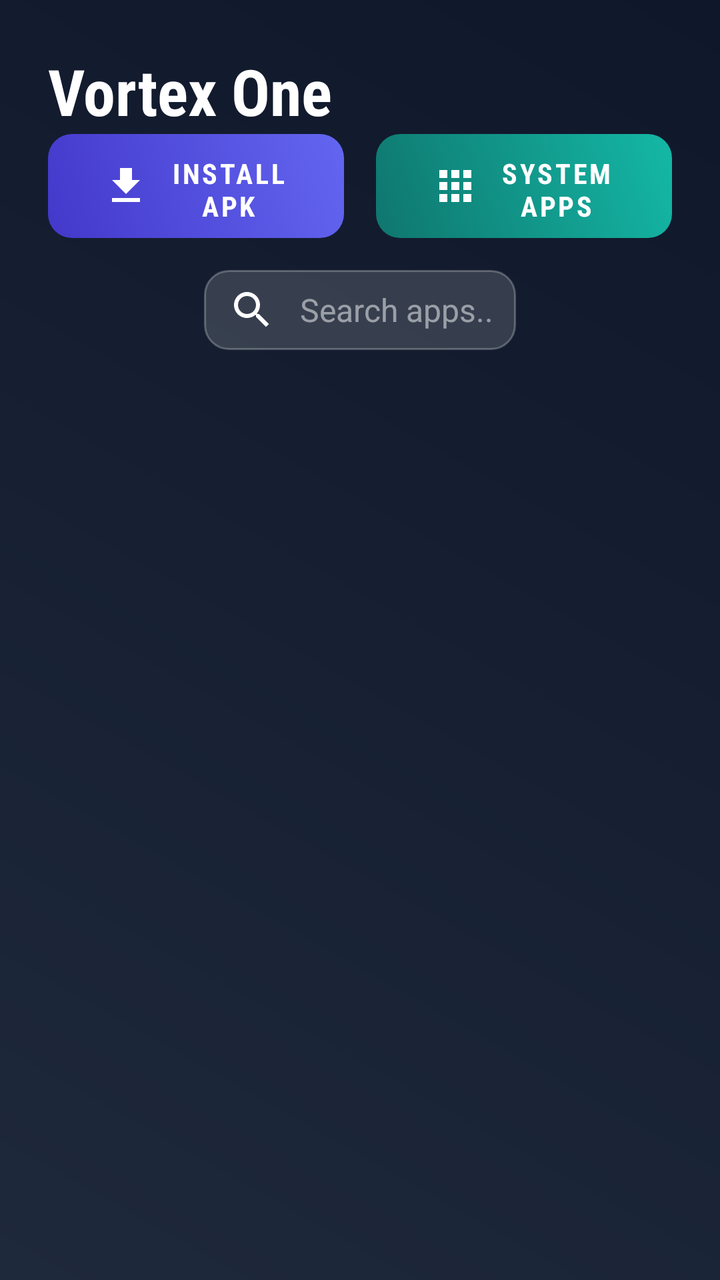
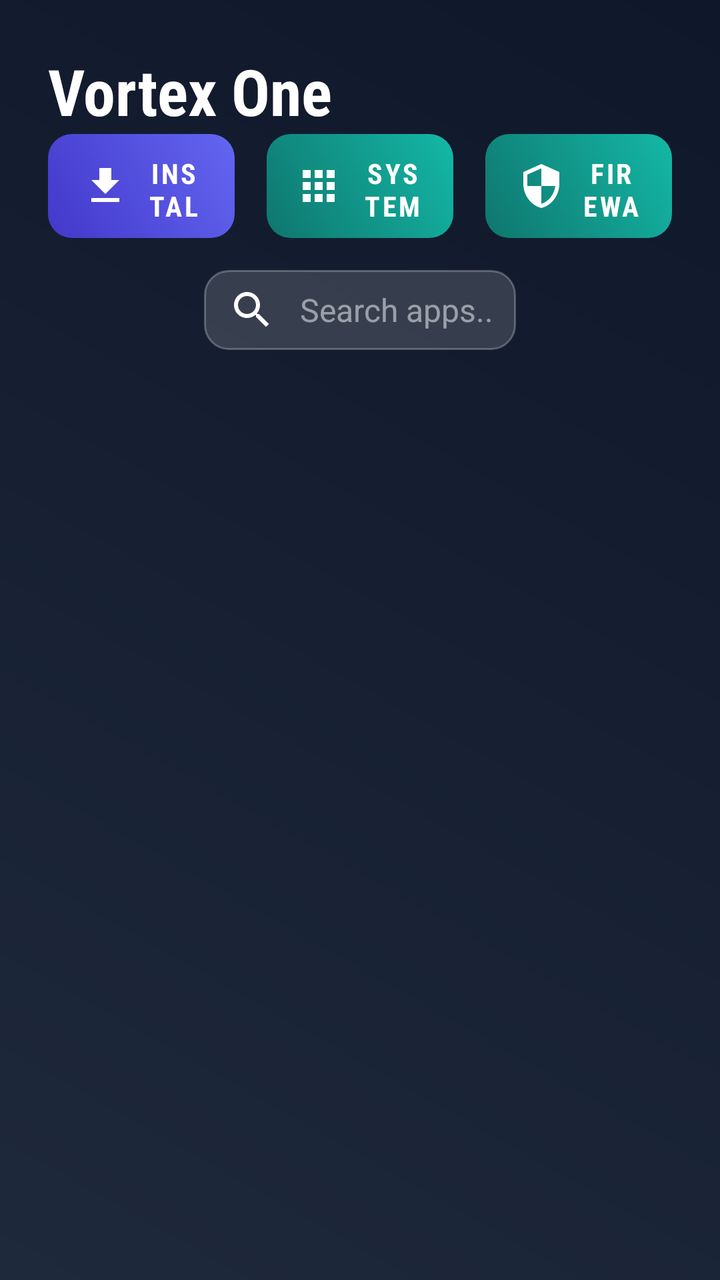

Before-and-after screenshots of an Android layout around one commit, followed by the original layout XML and the change that was made.
<!-- AndroidManifest.xml: activity theme Theme.VortexTV -->
<!-- res/layout/activity_main.xml -->
<?xml version="1.0" encoding="utf-8"?>
<androidx.constraintlayout.widget.ConstraintLayout 
    xmlns:android="http://schemas.android.com/apk/res/android"
    xmlns:app="http://schemas.android.com/apk/res-auto"
    xmlns:tools="http://schemas.android.com/tools"
    android:layout_width="match_parent"
    android:layout_height="match_parent"
    android:background="@drawable/bg_main"
    android:padding="24dp"
    android:clipChildren="false"
    android:clipToPadding="false"
    tools:context=".MainActivity">

    
    <LinearLayout
        android:id="@+id/headerContainer"
        android:layout_width="wrap_content"
        android:layout_height="wrap_content"
        android:orientation="horizontal"
        android:gravity="center_vertical"
        app:layout_constraintStart_toStartOf="parent"
        app:layout_constraintTop_toTopOf="parent">



        <TextView
            android:id="@+id/tvTitle"
            android:layout_width="wrap_content"
            android:layout_height="wrap_content"
            android:text="Vortex One"
            android:textColor="@color/white"
            android:textSize="32sp"
            android:textStyle="bold"
            android:fontFamily="sans-serif-condensed" />
    </LinearLayout>

    
    <LinearLayout
        android:id="@+id/buttonsContainer"
        android:layout_width="match_parent"
        android:layout_height="wrap_content"
        android:orientation="horizontal"
        android:clipChildren="false"
        android:clipToPadding="false"
        app:layout_constraintEnd_toEndOf="parent"
        app:layout_constraintTop_toBottomOf="@id/headerContainer">

        
        <com.google.android.material.button.MaterialButton
            android:id="@+id/btnInstallApk"
            android:layout_width="0dp"
            android:layout_height="52dp"
            android:layout_weight="1"
            android:text="Install APK"
            android:textSize="14sp"
            android:textStyle="bold"
            android:fontFamily="sans-serif-condensed"
            android:focusable="true"
            android:nextFocusDown="@id/etSearch"
            android:nextFocusRight="@id/btnVirtualizeSystemApp"
            android:background="@drawable/btn_gradient_primary"
            app:backgroundTint="@null"
            android:stateListAnimator="@animator/scaler"
            app:cornerRadius="12dp"
            app:icon="@drawable/ic_download"
            app:iconGravity="textStart"
            android:layout_marginEnd="8dp" />

        
        <com.google.android.material.button.MaterialButton
            android:id="@+id/btnVirtualizeSystemApp"
            android:layout_width="0dp"
            android:layout_height="52dp"
            android:layout_weight="1"
            android:text="System Apps"
            android:textSize="14sp"
            android:textStyle="bold"
            android:fontFamily="sans-serif-condensed"
            android:focusable="true"
            android:nextFocusDown="@id/etSearch"
            android:nextFocusLeft="@id/btnInstallApk"
            android:background="@drawable/btn_gradient_secondary"
            app:backgroundTint="@null"
            android:stateListAnimator="@animator/scaler"
            app:cornerRadius="12dp"
            app:icon="@drawable/ic_apps_grid"
            app:iconGravity="textStart"
            android:layout_marginStart="8dp" />
    </LinearLayout>

    
    <EditText
        android:id="@+id/etSearch"
        android:layout_width="0dp"
        android:layout_height="wrap_content"
        android:layout_marginTop="16dp"
        android:background="@drawable/bg_search_input"
        android:drawableStart="@drawable/ic_search"
        android:drawablePadding="12dp"
        android:hint="Search apps..."
        android:textColorHint="#80FFFFFF"
        android:textColor="@color/white"
        android:textSize="16sp"
        android:maxLines="1"
        android:singleLine="true"
        android:imeOptions="actionDone"
        android:nextFocusDown="@id/rvVirtualApps"
        android:nextFocusUp="@id/btnInstallApk"
        app:layout_constraintTop_toBottomOf="@id/buttonsContainer"
        app:layout_constraintStart_toStartOf="parent"
        app:layout_constraintEnd_toEndOf="parent"
        app:layout_constraintWidth_percent="0.5" />

    
    <androidx.recyclerview.widget.RecyclerView
        android:id="@+id/rvVirtualApps"
        android:layout_width="0dp"
        android:layout_height="0dp"
        android:layout_marginTop="16dp"
        android:clipToPadding="false"
        android:nextFocusUp="@id/etSearch"
        app:layout_constraintBottom_toTopOf="@+id/bannerContainer"
        app:layout_constraintEnd_toEndOf="parent"
        app:layout_constraintStart_toStartOf="parent"
        app:layout_constraintTop_toBottomOf="@id/etSearch"
        tools:listitem="@layout/item_virtual_app" />

    
    <RelativeLayout
        android:id="@+id/bannerContainer"
        android:layout_width="match_parent"
        android:layout_height="wrap_content"
        android:layout_marginBottom="8dp"
        android:gravity="center"
        app:layout_constraintBottom_toBottomOf="parent"
        app:layout_constraintEnd_toEndOf="parent"
        app:layout_constraintStart_toStartOf="parent" />

    
    <LinearLayout
        android:id="@+id/layoutEmptyState"
        android:layout_width="wrap_content"
        android:layout_height="wrap_content"
        android:gravity="center"
        android:orientation="vertical"
        android:visibility="gone"
        app:layout_constraintBottom_toTopOf="@+id/bannerContainer"
        app:layout_constraintEnd_toEndOf="parent"
        app:layout_constraintStart_toStartOf="parent"
        app:layout_constraintTop_toTopOf="parent">

        <ImageView
            android:layout_width="120dp"
            android:layout_height="120dp"
            android:alpha="0.3"
            android:src="@drawable/ic_apps_grid"
            android:tint="#94A3B8" />

        <TextView
            android:layout_width="wrap_content"
            android:layout_height="wrap_content"
            android:layout_marginTop="16dp"
            android:text="No hay aplicaciones instaladas"
            android:textColor="#94A3B8"
            android:textSize="18sp" />

        <TextView
            android:layout_width="wrap_content"
            android:layout_height="wrap_content"
            android:layout_marginTop="8dp"
            android:text="Presiona '+' para instalar APKs"
            android:textColor="#64748B"
            android:textSize="14sp" />
    </LinearLayout>

    
    <ProgressBar
        android:id="@+id/progressBar"
        android:layout_width="wrap_content"
        android:layout_height="wrap_content"
        android:visibility="gone"
        app:layout_constraintBottom_toBottomOf="parent"
        app:layout_constraintEnd_toEndOf="parent"
        app:layout_constraintStart_toStartOf="parent"
        app:layout_constraintTop_toTopOf="parent" />

</androidx.constraintlayout.widget.ConstraintLayout>
<!-- res/layout/item_virtual_app.xml (included above) -->
<?xml version="1.0" encoding="utf-8"?>
<com.google.android.material.card.MaterialCardView 
    xmlns:android="http://schemas.android.com/apk/res/android"
    xmlns:app="http://schemas.android.com/apk/res-auto"
    android:layout_width="160dp"
    android:layout_height="200dp"
    android:layout_margin="12dp"
    android:clickable="true"
    android:focusable="true"
    android:focusableInTouchMode="true"
    android:foreground="@drawable/selector_item_virtual_app"
    android:stateListAnimator="@animator/scaler"
    app:cardBackgroundColor="@color/primary_light"
    app:strokeColor="@color/accent_focus"
    app:strokeWidth="0dp"
    app:cardCornerRadius="16dp"
    app:cardElevation="4dp">

    <LinearLayout
        android:layout_width="match_parent"
        android:layout_height="match_parent"
        android:gravity="center"
        android:orientation="vertical"
        android:padding="16dp">

        
        <ImageView
            android:id="@+id/ivAppIcon"
            android:layout_width="96dp"
            android:layout_height="96dp"
            android:scaleType="fitCenter"
            android:src="@mipmap/ic_launcher" />

        
        <TextView
            android:id="@+id/tvAppName"
            android:layout_width="match_parent"
            android:layout_height="wrap_content"
            android:layout_marginTop="12dp"
            android:ellipsize="end"
            android:gravity="center"
            android:maxLines="2"
            android:text="App Name"
            android:textColor="@color/white"
            android:textSize="14sp"
            android:textStyle="bold"
            android:fontFamily="sans-serif-condensed" />

    </LinearLayout>

</com.google.android.material.card.MaterialCardView>
<!-- resources referenced by this layout -->
<resources>
  <color name="accent_focus">#818CF8</color>
  <color name="primary_light">#1E293B</color>
  <color name="white">#FFFFFFFF</color>
  <!-- drawable bg_main (drawable) -->
  <?xml version="1.0" encoding="utf-8"?>
  <shape xmlns:android="http://schemas.android.com/apk/res/android"
      android:shape="rectangle">
      <gradient
          android:angle="45"
          android:endColor="@color/primary_dark"
          android:startColor="@color/primary_light"
          android:type="linear" />
  </shape>
  <!-- drawable bg_search_input (drawable) -->
  <?xml version="1.0" encoding="utf-8"?>
  <shape xmlns:android="http://schemas.android.com/apk/res/android"
      android:shape="rectangle">
      <corners android:radius="12dp" />
      <solid android:color="#26FFFFFF" /> 
      <stroke android:width="1dp" android:color="#40FFFFFF" />
      <padding android:left="12dp" android:right="12dp" android:top="8dp" android:bottom="8dp"/>
  </shape>
  <!-- drawable ic_download (drawable) -->
  <vector xmlns:android="http://schemas.android.com/apk/res/android"
      android:width="24dp"
      android:height="24dp"
      android:viewportWidth="24"
      android:viewportHeight="24"
      android:tint="#FFFFFF">
      <path
          android:fillColor="@android:color/white"
          android:pathData="M19,9h-4V3H9v6H5l7,7 7,-7zM5,18v2h14v-2H5z"/>
  </vector>
  <!-- drawable selector_item_virtual_app (drawable) -->
  <?xml version="1.0" encoding="utf-8"?>
  <selector xmlns:android="http://schemas.android.com/apk/res/android">
      
      
      <item android:state_focused="true">
          <shape android:shape="rectangle">
              <stroke 
                  android:width="6dp" 
                  android:color="#FCD34D"/>
              <corners android:radius="12dp"/>
              
          </shape>
      </item>
      
      
      <item android:state_pressed="true">
          <shape android:shape="rectangle">
              <stroke 
                  android:width="6dp" 
                  android:color="#3B82F6"/>
              <corners android:radius="12dp"/>
          </shape>
      </item>
      
      
      <item>
          <shape android:shape="rectangle">
              <solid android:color="#00000000"/>
              <corners android:radius="12dp"/>
          </shape>
      </item>
      
  </selector>
  <!-- mipmap ic_launcher (mipmap-anydpi-v26) -->
  <?xml version="1.0" encoding="utf-8"?>
  <adaptive-icon xmlns:android="http://schemas.android.com/apk/res/android">
      <background android:drawable="@drawable/ic_launcher_background" />
      <foreground android:drawable="@drawable/ic_launcher_foreground" />
  </adaptive-icon>
  <color name="primary_dark">#0F172A</color>
  <!-- drawable ic_launcher_background (drawable) -->
  <?xml version="1.0" encoding="utf-8"?>
  <vector xmlns:android="http://schemas.android.com/apk/res/android"
      android:width="108dp"
      android:height="108dp"
      android:viewportWidth="108"
      android:viewportHeight="108">
      <path
          android:fillColor="#0F172A"
          android:pathData="M0,0h108v108h-108z" />
  </vector>
  <color name="accent_color">#6366F1</color>
  <color name="teal_200">#03DAC5</color>
  <color name="teal_700">#018786</color>
  <color name="black">#FF000000</color>
  <!-- unchanged entries left out for length: 6 -->
</resources>

<!-- the commit's change to res/layout/activity_main.xml (unified diff, before → after) -->
@@ -79,11 +79,34 @@
             android:focusable="true"
             android:nextFocusDown="@id/etSearch"
             android:nextFocusLeft="@id/btnInstallApk"
+            android:nextFocusRight="@id/btnFirewall"
             android:background="@drawable/btn_gradient_secondary"
             app:backgroundTint="@null"
             android:stateListAnimator="@animator/scaler"
             app:cornerRadius="12dp"
             app:icon="@drawable/ic_apps_grid"
+            app:iconGravity="textStart"
+            android:layout_marginStart="8dp"
+            android:layout_marginEnd="8dp" />
+
+        
+        <com.google.android.material.button.MaterialButton
+            android:id="@+id/btnFirewall"
+            android:layout_width="0dp"
+            android:layout_height="52dp"
+            android:layout_weight="1"
+            android:text="Firewall"
+            android:textSize="14sp"
+            android:textStyle="bold"
+            android:fontFamily="sans-serif-condensed"
+            android:focusable="true"
+            android:nextFocusDown="@id/etSearch"
+            android:nextFocusLeft="@id/btnVirtualizeSystemApp"
+            android:background="@drawable/btn_gradient_secondary"
+            app:backgroundTint="@null"
+            android:stateListAnimator="@animator/scaler"
+            app:cornerRadius="12dp"
+            app:icon="@drawable/ic_shield"
             app:iconGravity="textStart"
             android:layout_marginStart="8dp" />
     </LinearLayout>
<!-- resource entries referenced after the edit -->
@@ -33,6 +33,17 @@
           android:fillColor="@android:color/white"
           android:pathData="M19,9h-4V3H9v6H5l7,7 7,-7zM5,18v2h14v-2H5z"/>
   </vector>
+  <!-- drawable ic_shield (drawable) -->
+  <?xml version="1.0" encoding="utf-8"?>
+  <vector xmlns:android="http://schemas.android.com/apk/res/android"
+      android:width="24dp"
+      android:height="24dp"
+      android:viewportWidth="24"
+      android:viewportHeight="24">
+      <path
+          android:fillColor="#FFFFFF"
+          android:pathData="M12,1L3,5v6c0,5.55 3.84,10.74 9,12 5.16,-1.26 9,-6.45 9,-12V5L12,1zM12,11.99h7c-0.53,4.12 -3.28,7.79 -7,8.94V12H5V6.3l7,-3.11v8.8z"/>
+  </vector>
   <!-- drawable selector_item_virtual_app (drawable) -->
   <?xml version="1.0" encoding="utf-8"?>
   <selector xmlns:android="http://schemas.android.com/apk/res/android">
@@ -41,8 +52,8 @@
       <item android:state_focused="true">
           <shape android:shape="rectangle">
               <stroke 
-                  android:width="6dp" 
-                  android:color="#FCD34D"/>
+                  android:width="3dp" 
+                  android:color="#FFFFFF"/>
               <corners android:radius="12dp"/>
               
           </shape>
